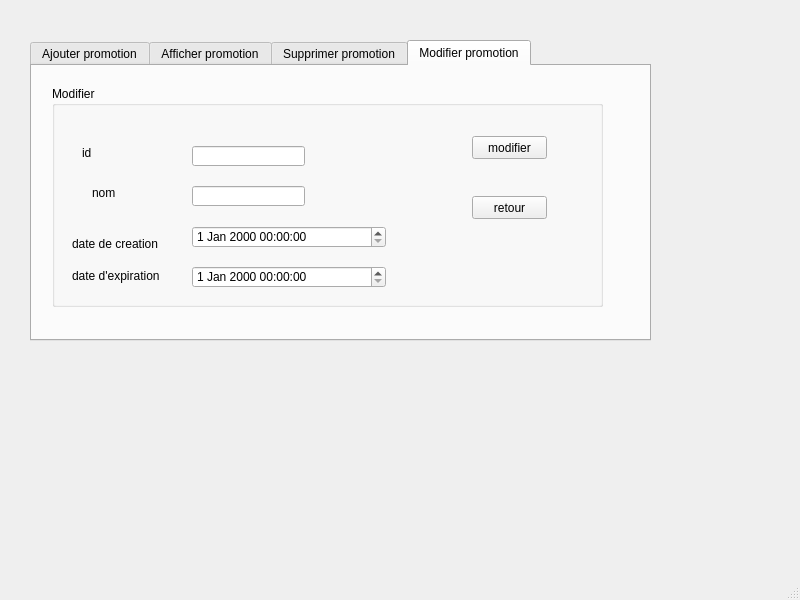
Above: Documents/pp/mainwindow.ui from ImenBenMansour/Smart_Pastry_Shop_2A21 before the change. Below: the same form after it.
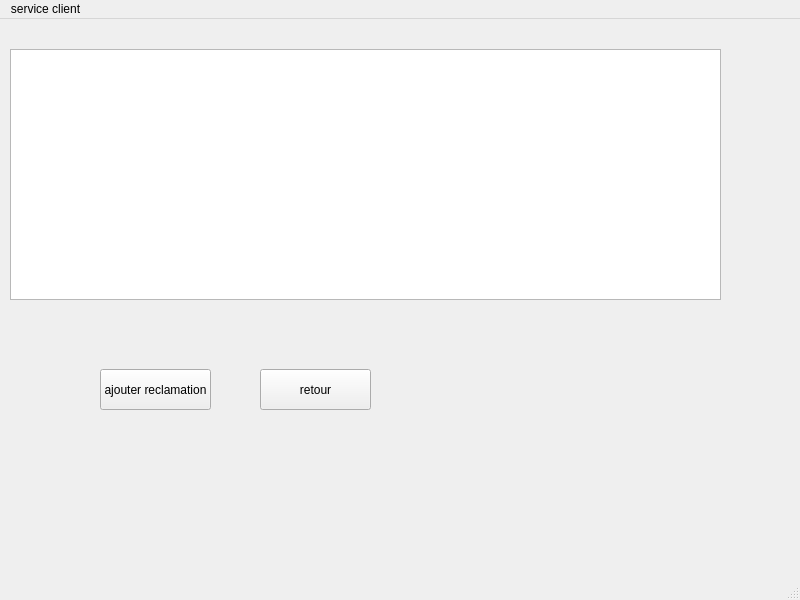
That is the form after the change. The open tabs and pages were chosen to show the change.

What changed in the file:
```diff
--- a/Documents/pp/mainwindow.ui
+++ b/Documents/pp/mainwindow.ui
@@ -19,7 +19,7 @@
      <rect>
       <x>10</x>
       <y>30</y>
-      <width>731</width>
+      <width>791</width>
       <height>371</height>
      </rect>
     </property>
@@ -67,6 +67,44 @@
       </property>
      </widget>
     </widget>
+    <widget class="QWidget" name="page_5">
+     <widget class="QTableView" name="tableView">
+      <property name="geometry">
+       <rect>
+        <x>0</x>
+        <y>0</y>
+        <width>711</width>
+        <height>251</height>
+       </rect>
+      </property>
+     </widget>
+     <widget class="QPushButton" name="pushButton_4">
+      <property name="geometry">
+       <rect>
+        <x>90</x>
+        <y>320</y>
+        <width>111</width>
+        <height>41</height>
+       </rect>
+      </property>
+      <property name="text">
+       <string>ajouter reclamation</string>
+      </property>
+     </widget>
+     <widget class="QPushButton" name="pushButton_5">
+      <property name="geometry">
+       <rect>
+        <x>250</x>
+        <y>320</y>
+        <width>111</width>
+        <height>41</height>
+       </rect>
+      </property>
+      <property name="text">
+       <string>retour</string>
+      </property>
+     </widget>
+    </widget>
     <widget class="QWidget" name="page_3">
      <widget class="QTabWidget" name="tabWidget">
       <property name="geometry">
@@ -429,7 +467,7 @@
        <rect>
         <x>20</x>
         <y>10</y>
-        <width>621</width>
+        <width>731</width>
         <height>301</height>
        </rect>
       </property>
@@ -438,7 +476,7 @@
       </property>
       <widget class="QWidget" name="tab_5">
        <attribute name="title">
-        <string>Ajouter promotion</string>
+        <string>Ajouter_prom</string>
        </attribute>
        <widget class="QGroupBox" name="groupBox_2">
         <property name="geometry">
@@ -574,7 +612,7 @@
       </widget>
       <widget class="QWidget" name="tab_6">
        <attribute name="title">
-        <string>Afficher promotion</string>
+        <string>Afficher_prom</string>
        </attribute>
        <widget class="QTableView" name="tab_prom">
         <property name="geometry">
@@ -641,7 +679,7 @@
       </widget>
       <widget class="QWidget" name="tab_7">
        <attribute name="title">
-        <string>Supprimer promotion</string>
+        <string>Supprimer_prom</string>
        </attribute>
        <widget class="QLabel" name="label_14">
         <property name="geometry">
@@ -682,7 +720,7 @@
       </widget>
       <widget class="QWidget" name="tab_8">
        <attribute name="title">
-        <string>Modifier promotion</string>
+        <string>Modifier_prom</string>
        </attribute>
        <widget class="QGroupBox" name="groupBox_3">
         <property name="geometry">
@@ -712,8 +750,8 @@
         <widget class="QLabel" name="label_16">
          <property name="geometry">
           <rect>
-           <x>20</x>
-           <y>150</y>
+           <x>10</x>
+           <y>140</y>
            <width>121</width>
            <height>16</height>
           </rect>
@@ -830,6 +868,12 @@
      <height>21</height>
     </rect>
    </property>
+   <widget class="QMenu" name="menuservice_client">
+    <property name="title">
+     <string>service client</string>
+    </property>
+   </widget>
+   <addaction name="menuservice_client"/>
   </widget>
   <widget class="QStatusBar" name="statusbar"/>
  </widget>
```
Left out of the diff: 71 changed lines with no effect on the pictures.
